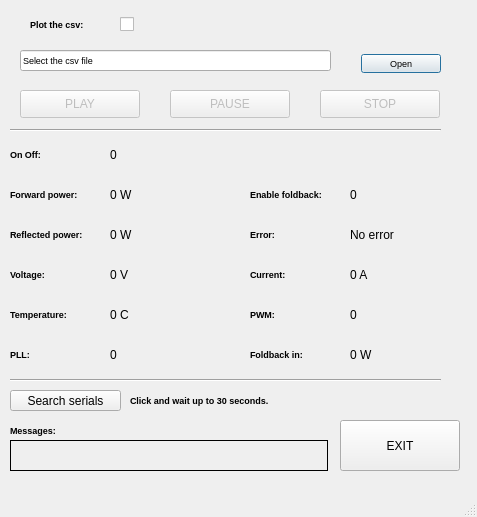
The window that main_window.ui (rstanzani/seriale_microonde) describes before a commit, drawn with Qt 5.
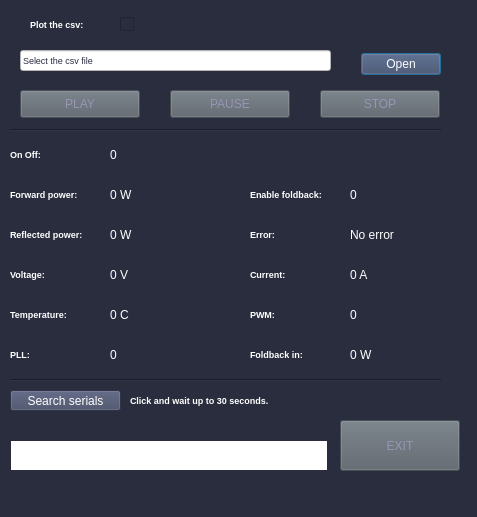
The same window after the commit.

Patch:
```diff
--- a/main_window.ui
+++ b/main_window.ui
@@ -13,6 +13,10 @@
   <property name="windowTitle">
    <string>MainWindow</string>
   </property>
+  <property name="styleSheet">
+   <string notr="true">color: rgb(41, 45, 62);
+background-color: rgb(41, 45, 62);</string>
+  </property>
   <widget class="QWidget" name="centralwidget">
    <widget class="QPushButton" name="Qplay">
     <property name="enabled">
@@ -26,6 +30,10 @@
       <height>28</height>
      </rect>
     </property>
+    <property name="styleSheet">
+     <string notr="true">:enabled {color:rgb(255, 255, 255); background-color: rgb(65, 72, 99)} 
+:disabled {color:rgb(150, 150, 180); background-color:rgb(88, 96, 104) }</string>
+    </property>
     <property name="text">
      <string>PLAY</string>
     </property>
@@ -42,6 +50,10 @@
       <height>28</height>
      </rect>
     </property>
+    <property name="styleSheet">
+     <string notr="true">:enabled {color:rgb(255, 255, 255); background-color: rgb(65, 72, 99)} 
+:disabled {color:rgb(150, 150, 180); background-color:rgb(88, 96, 104) }</string>
+    </property>
     <property name="text">
      <string>STOP</string>
     </property>
@@ -60,6 +72,9 @@
       <pointsize>7</pointsize>
      </font>
     </property>
+    <property name="styleSheet">
+     <string notr="true">background-color: rgb(255, 255, 255);</string>
+    </property>
     <property name="text">
      <string>Select the csv file</string>
     </property>
@@ -87,6 +102,10 @@
       <pointsize>7</pointsize>
      </font>
     </property>
+    <property name="styleSheet">
+     <string notr="true">:enabled {color:rgb(255, 255, 255); background-color: rgb(65, 72, 99)} 
+:disabled {color:rgb(150, 150, 180); background-color:rgb(88, 96, 104) }</string>
+    </property>
     <property name="standardButtons">
      <set>QDialogButtonBox::Open</set>
     </property>
@@ -103,6 +122,9 @@
       <height>31</height>
      </rect>
     </property>
+    <property name="styleSheet">
+     <string notr="true">background-color: rgb(255, 255, 255);</string>
+    </property>
     <property name="frameShape">
      <enum>QFrame::Box</enum>
     </property>
@@ -145,6 +167,9 @@
       <bold>true</bold>
      </font>
     </property>
+    <property name="styleSheet">
+     <string notr="true">color: rgb(255, 255, 255);</string>
+    </property>
     <property name="text">
      <string>Plot the csv:</string>
     </property>
@@ -165,6 +190,9 @@
       <bold>true</bold>
      </font>
     </property>
+    <property name="styleSheet">
+     <string notr="true">color: rgb(255, 255, 255);</string>
+    </property>
     <property name="text">
      <string>Reflected power:</string>
     </property>
@@ -185,6 +213,9 @@
       <bold>true</bold>
      </font>
     </property>
+    <property name="styleSheet">
+     <string notr="true">color: rgb(255, 255, 255);</string>
+    </property>
     <property name="text">
      <string>Voltage:</string>
     </property>
@@ -205,6 +236,9 @@
       <bold>true</bold>
      </font>
     </property>
+    <property name="styleSheet">
+     <string notr="true">color: rgb(255, 255, 255);</string>
+    </property>
     <property name="text">
      <string>Temperature:</string>
     </property>
@@ -225,6 +259,9 @@
       <bold>true</bold>
      </font>
     </property>
+    <property name="styleSheet">
+     <string notr="true">color: rgb(255, 255, 255);</string>
+    </property>
     <property name="text">
      <string>PLL:</string>
     </property>
@@ -245,6 +282,9 @@
       <bold>true</bold>
      </font>
     </property>
+    <property name="styleSheet">
+     <string notr="true">color: rgb(255, 255, 255);</string>
+    </property>
     <property name="text">
      <string>Current: </string>
     </property>
@@ -265,6 +305,9 @@
       <bold>true</bold>
      </font>
     </property>
+    <property name="styleSheet">
+     <string notr="true">color: rgb(255, 255, 255);</string>
+    </property>
     <property name="text">
      <string>Forward power:</string>
     </property>
@@ -285,6 +328,9 @@
       <bold>true</bold>
      </font>
     </property>
+    <property name="styleSheet">
+     <string notr="true">color: rgb(255, 255, 255);</string>
+    </property>
     <property name="text">
      <string>PWM:</string>
     </property>
@@ -305,6 +351,9 @@
       <bold>true</bold>
      </font>
     </property>
+    <property name="styleSheet">
+     <string notr="true">color: rgb(255, 255, 255);</string>
+    </property>
     <property name="text">
      <string>On Off:</string>
     </property>
@@ -325,6 +374,9 @@
       <bold>true</bold>
      </font>
     </property>
+    <property name="styleSheet">
+     <string notr="true">color: rgb(255, 255, 255);</string>
+    </property>
     <property name="text">
      <string>Enable foldback:</string>
     </property>
@@ -345,6 +397,9 @@
       <bold>true</bold>
      </font>
     </property>
+    <property name="styleSheet">
+     <string notr="true">color: rgb(255, 255, 255);</string>
+    </property>
     <property name="text">
      <string>Foldback in:</string>
     </property>
@@ -365,6 +420,9 @@
       <bold>true</bold>
      </font>
     </property>
+    <property name="styleSheet">
+     <string notr="true">color: rgb(255, 255, 255);</string>
+    </property>
     <property name="text">
      <string>Error:</string>
     </property>
@@ -378,6 +436,9 @@
       <height>31</height>
      </rect>
     </property>
+    <property name="styleSheet">
+     <string notr="true">color: rgb(255, 255, 255);</string>
+    </property>
     <property name="text">
      <string>0 W</string>
     </property>
@@ -394,6 +455,9 @@
       <height>31</height>
      </rect>
     </property>
+    <property name="styleSheet">
+     <string notr="true">color: rgb(255, 255, 255);</string>
+    </property>
     <property name="text">
      <string>0 W</string>
     </property>
@@ -410,6 +474,9 @@
       <height>31</height>
      </rect>
     </property>
+    <property name="styleSheet">
+     <string notr="true">color: rgb(255, 255, 255);</string>
+    </property>
     <property name="text">
      <string>0</string>
     </property>
@@ -426,6 +493,9 @@
       <height>31</height>
      </rect>
     </property>
+    <property name="styleSheet">
+     <string notr="true">color: rgb(255, 255, 255);</string>
+    </property>
     <property name="text">
      <string>0 C</string>
     </property>
@@ -442,6 +512,9 @@
       <height>31</height>
      </rect>
     </property>
+    <property name="styleSheet">
+     <string notr="true">color: rgb(255, 255, 255);</string>
+    </property>
     <property name="text">
      <string>0 V</string>
     </property>
@@ -458,6 +531,9 @@
       <height>31</height>
      </rect>
     </property>
+    <property name="styleSheet">
+     <string notr="true">color: rgb(255, 255, 255);</string>
+    </property>
     <property name="text">
      <string>0</string>
     </property>
@@ -474,6 +550,9 @@
       <height>31</height>
      </rect>
     </property>
+    <property name="styleSheet">
+     <string notr="true">color: rgb(255, 255, 255);</string>
+    </property>
     <property name="text">
      <string>0 W</string>
     </property>
@@ -490,6 +569,9 @@
       <height>31</height>
      </rect>
     </property>
+    <property name="styleSheet">
+     <string notr="true">color: rgb(255, 255, 255);</string>
+    </property>
     <property name="text">
      <string>0</string>
     </property>
@@ -506,6 +588,9 @@
       <height>31</height>
      </rect>
     </property>
+    <property name="styleSheet">
+     <string notr="true">color: rgb(255, 255, 255);</string>
+    </property>
     <property name="text">
      <string>0 A</string>
     </property>
@@ -522,6 +607,9 @@
       <height>31</height>
      </rect>
     </property>
+    <property name="styleSheet">
+     <string notr="true">color: rgb(255, 255, 255);</string>
+    </property>
     <property name="text">
      <string>No error</string>
     </property>
@@ -538,6 +626,9 @@
       <height>31</height>
      </rect>
     </property>
+    <property name="styleSheet">
+     <string notr="true">color: rgb(255, 255, 255);</string>
+    </property>
     <property name="text">
      <string>0</string>
     </property>
@@ -547,7 +638,7 @@
    </widget>
    <widget class="QPushButton" name="Qexit">
     <property name="enabled">
-     <bool>true</bool>
+     <bool>false</bool>
     </property>
     <property name="geometry">
      <rect>
@@ -557,6 +648,10 @@
       <height>51</height>
      </rect>
     </property>
+    <property name="styleSheet">
+     <string notr="true">:enabled {color:rgb(255, 255, 255); background-color: rgb(65, 72, 99)} 
+:disabled {color:rgb(150, 150, 180); background-color:rgb(88, 96, 104) }</string>
+    </property>
     <property name="text">
      <string>EXIT</string>
     </property>
@@ -586,6 +681,10 @@
       <height>21</height>
      </rect>
     </property>
+    <property name="styleSheet">
+     <string notr="true">:enabled {color:rgb(255, 255, 255); background-color: rgb(65, 72, 99)} 
+:disabled {color:rgb(150, 150, 180); background-color:rgb(88, 96, 104) }</string>
+    </property>
     <property name="text">
      <string>Search serials</string>
     </property>
@@ -619,6 +718,9 @@
       <bold>true</bold>
      </font>
     </property>
+    <property name="styleSheet">
+     <string notr="true">color: rgb(255, 255, 255);</string>
+    </property>
     <property name="text">
      <string>Click and wait up to 30 seconds. </string>
     </property>
@@ -655,6 +757,10 @@
       <height>28</height>
      </rect>
     </property>
+    <property name="styleSheet">
+     <string notr="true">:enabled {color:rgb(255, 255, 255); background-color: rgb(65, 72, 99)} 
+:disabled {color:rgb(150, 150, 180); background-color:rgb(88, 96, 104) }</string>
+    </property>
     <property name="text">
      <string>PAUSE</string>
     </property>
```
